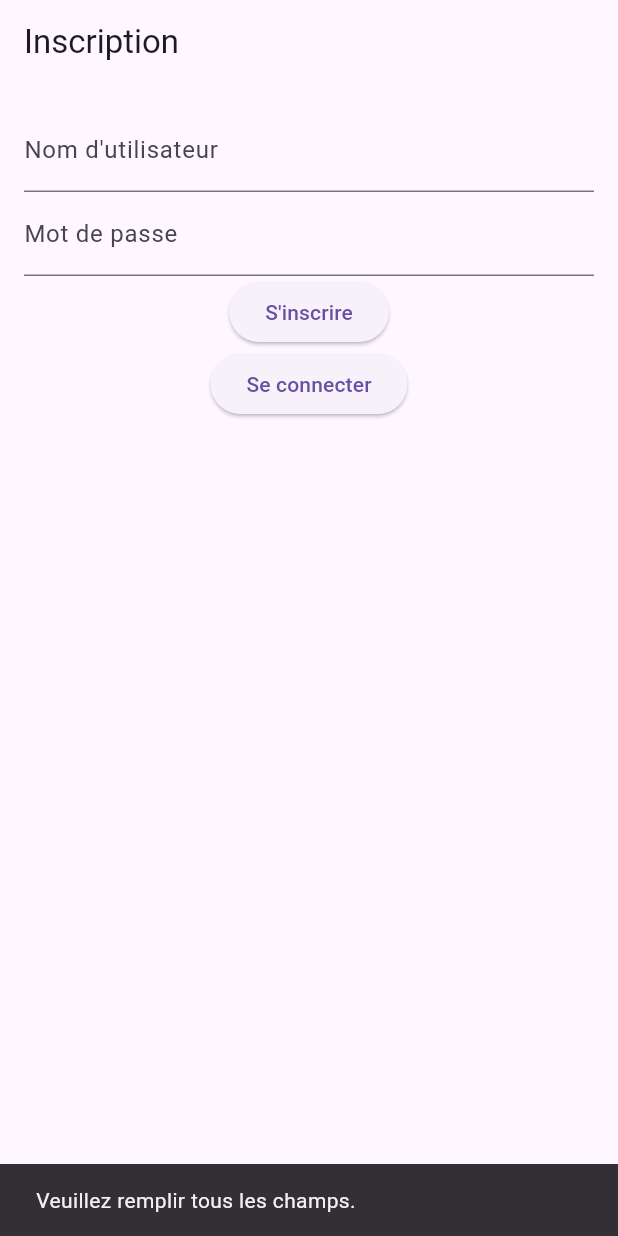
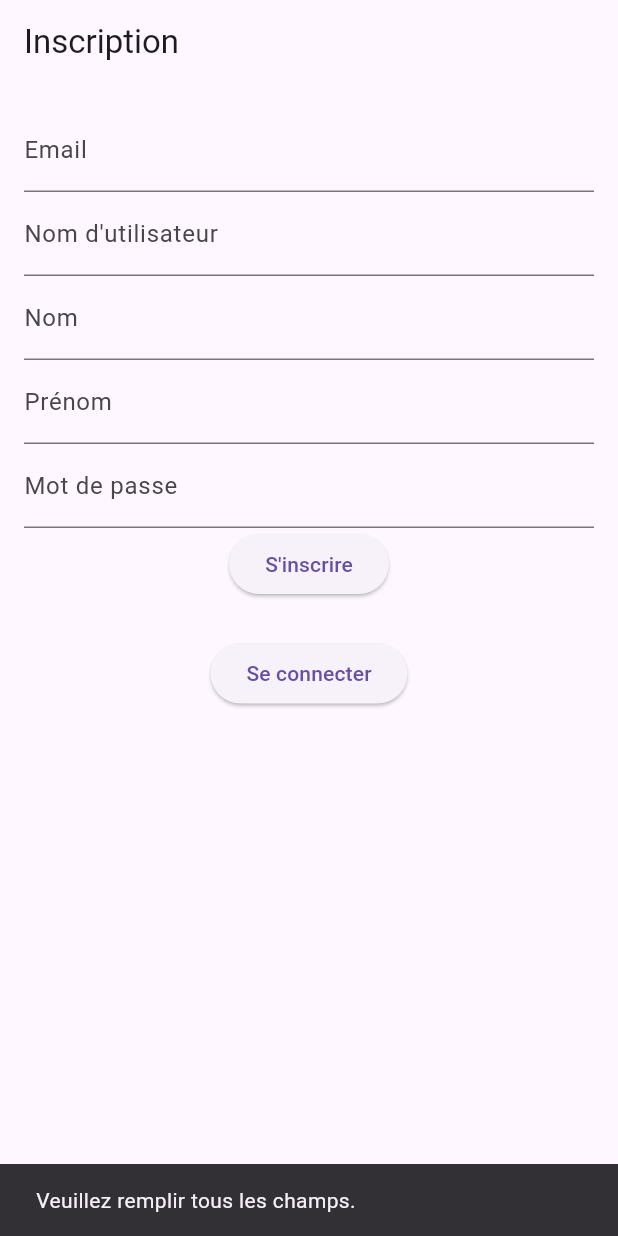
Before and after one commit to Annie1911/fluter_middleware, a Flutter app: the screen it shows after launch, after a tap on an icon or button, on a phone screen of 412 x 824 dp. Run offline on Flutter 3.47's test engine with Material 3 defaults, Android fonts, the light colour scheme and no system bars; our stand-ins replace shared_preferences; network calls fail.

Commit message:
page operationnel

```diff
--- a/lib/screens/log_detail_screen.dart
+++ b/lib/screens/log_detail_screen.dart
@@ -200,7 +200,7 @@ class InfoField extends StatelessWidget {
             child: Text(
               value,
               style: const TextStyle(
-                color: Colors.black87,
+                color: Colors.teal,
               ),
               overflow: TextOverflow.ellipsis,
             ),
--- a/lib/screens/registration_page.dart
+++ b/lib/screens/registration_page.dart
@@ -9,6 +9,9 @@ class RegistrationPage extends StatelessWidget {
   Widget build(BuildContext context) {
     final TextEditingController usernameController = TextEditingController();
     final TextEditingController passwordController = TextEditingController();
+    final TextEditingController emailController = TextEditingController();
+    final TextEditingController firstNameController = TextEditingController();
+    final TextEditingController lastNameController = TextEditingController();
 
     return Scaffold(
       appBar: AppBar(
@@ -19,10 +22,29 @@ class RegistrationPage extends StatelessWidget {
         child: Column(
           crossAxisAlignment: CrossAxisAlignment.center,
           children: [
+
+            TextField(
+              controller: emailController,
+              decoration: const InputDecoration(
+                labelText: 'Email',
+              ),
+            ),
             TextField(
               controller: usernameController,
               decoration: const InputDecoration(
                 labelText: 'Nom d\'utilisateur',
+              ),
+            ),
+            TextField(
+              controller: lastNameController,
+              decoration: const InputDecoration(
+                labelText: 'Nom',
+              ),
+            ),
+            TextField(
+              controller: firstNameController,
+              decoration: const InputDecoration(
+                labelText: 'Prénom',
               ),
             ),
             TextField(
@@ -32,14 +54,23 @@ class RegistrationPage extends StatelessWidget {
                 labelText: 'Mot de passe',
               ),
             ),
+
             ElevatedButton(
               onPressed: () {
                 register(
-                    usernameController.text, passwordController.text, context);
+                  emailController.text,
+                  usernameController.text,
+                  lastNameController.text,
+                  firstNameController.text,
+                  passwordController.text
+                  ,context,
+                );
               },
               child: const Text('S\'inscrire'),
             ),
-        ElevatedButton(
+            SizedBox(height: 25,),
+
+            ElevatedButton(
               onPressed: () {
                 Navigator.push(
                   context,
@@ -47,11 +78,12 @@ class RegistrationPage extends StatelessWidget {
                 );
               },
               child: const Text('Se connecter'),
-            )
-
+            ),
           ],
         ),
       ),
     );
   }
-}
+
+
+  }
--- a/lib/services/authentication_service.dart
+++ b/lib/services/authentication_service.dart
@@ -7,7 +7,7 @@ import '../screens/log_page.dart';
 
 
 const String prodBaseUrl = 'fastapitodolist-production.up.railway.app/users';
-const String devBaseUrl = 'http://192.168.0.109:8000/users';
+const String devBaseUrl = 'http://127.0.0.1:8000/users';
 Future<void> login(
     String username, String password, BuildContext context) async {
   if (username.isEmpty || password.isEmpty) {
@@ -103,15 +103,22 @@ Future<String?> getToken() async {
 }
 
 Future<void> register(
-    String username, String password, BuildContext context) async {
+    String email,
+    String username,
+    String lastName,
+    String firstName,
+    String password,
+   BuildContext context) async {
   final url = Uri.parse('$devBaseUrl/create-user');
 
-  if (username.isEmpty || password.isEmpty) {
+  if (email.isEmpty ||username.isEmpty ||lastName.isEmpty || firstName.isEmpty || password.isEmpty) {
     ScaffoldMessenger.of(context).showSnackBar(
       const SnackBar(content: Text('Veuillez remplir tous les champs.')),
     );
     return;
   }
+
+
 
   try {
     final response = await http.post(
@@ -120,7 +127,10 @@ Future<void> register(
         'Content-Type': 'application/json; charset=UTF-8',
       },
       body: jsonEncode(<String, String>{
+        'email': email,
         'username': username,
+        'lastname': lastName,
+        'firstname': firstName,
         'password': password,
       }),
     );
```
Also changed, not shown: lib/screens/log_page.dart (+3 -4 lines), lib/screens/log_screen.dart (+67 -30 lines), lib/services/api_service.dart (+6 -13 lines).
